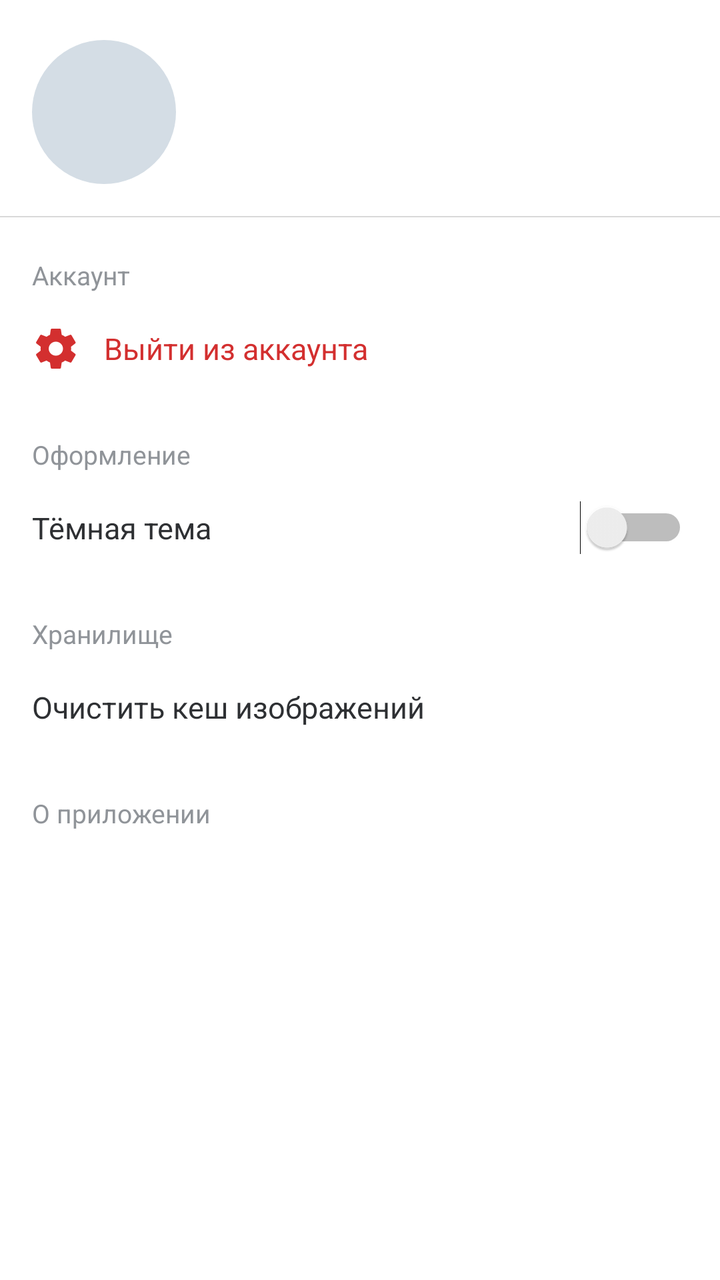
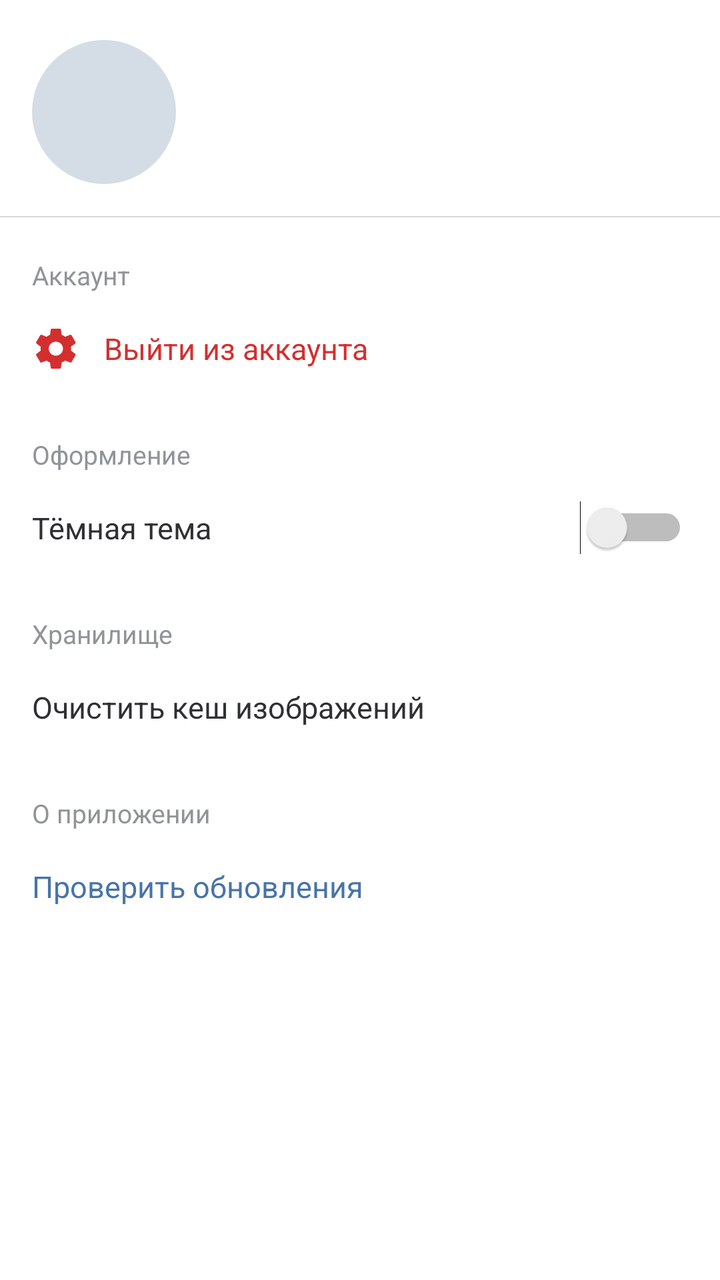

Screens rendered from an Android XML layout before and after an edit, with the pre-edit source and the edit as a unified diff.
<!-- AndroidManifest.xml: application theme Theme.VKTea -->
<!-- res/layout/fragment_settings.xml -->
﻿<?xml version="1.0" encoding="utf-8"?>
<ScrollView xmlns:android="http://schemas.android.com/apk/res/android"
    android:layout_width="match_parent"
    android:layout_height="match_parent"
    android:background="@color/bg_card">

    <LinearLayout
        android:layout_width="match_parent"
        android:layout_height="wrap_content"
        android:orientation="vertical">

        <LinearLayout
            android:id="@+id/settings_header"
            android:layout_width="match_parent"
            android:layout_height="wrap_content"
            android:gravity="center_vertical"
            android:orientation="horizontal"
            android:paddingLeft="16dp"
            android:paddingTop="20dp"
            android:paddingRight="16dp"
            android:paddingBottom="16dp">

            <ImageView
                android:id="@+id/settings_avatar"
                android:layout_width="72dp"
                android:layout_height="72dp"
                android:background="@drawable/bg_avatar"
                android:contentDescription="@null"
                android:scaleType="centerCrop" />

            <LinearLayout
                android:layout_width="0dp"
                android:layout_height="wrap_content"
                android:layout_marginLeft="16dp"
                android:layout_weight="1"
                android:orientation="vertical">

                <TextView
                    android:id="@+id/settings_name"
                    android:layout_width="match_parent"
                    android:layout_height="wrap_content"
                    android:ellipsize="end"
                    android:fontFamily="sans-serif-medium"
                    android:singleLine="true"
                    android:textColor="@color/almost_black"
                    android:textSize="16sp" />

                <TextView
                    android:id="@+id/settings_status"
                    android:layout_width="match_parent"
                    android:layout_height="wrap_content"
                    android:ellipsize="end"
                    android:singleLine="true"
                    android:textColor="@color/post_time"
                    android:textSize="14sp" />
            </LinearLayout>
        </LinearLayout>

        <View
            android:layout_width="match_parent"
            android:layout_height="0.5dp"
            android:background="#FFD9D9D9" />

        <TextView
            android:layout_width="match_parent"
            android:layout_height="wrap_content"
            android:paddingLeft="16dp"
            android:paddingTop="20dp"
            android:paddingRight="16dp"
            android:paddingBottom="4dp"
            android:text="@string/settings_account"
            android:textColor="@color/post_time"
            android:textSize="13sp" />

        <TextView
            android:id="@+id/settings_logout"
            android:layout_width="match_parent"
            android:layout_height="48dp"
            android:background="?attr/selectableItemBackground"
            android:drawableLeft="@drawable/ic_menu_settings"
            android:drawablePadding="12dp"
            android:drawableTint="#FFD32F2F"
            android:gravity="center_vertical"
            android:paddingLeft="16dp"
            android:paddingRight="16dp"
            android:text="@string/settings_logout"
            android:textColor="#FFD32F2F"
            android:textSize="15sp" />

        <TextView
            android:layout_width="match_parent"
            android:layout_height="wrap_content"
            android:paddingLeft="16dp"
            android:paddingTop="20dp"
            android:paddingRight="16dp"
            android:paddingBottom="4dp"
            android:text="@string/settings_appearance"
            android:textColor="@color/post_time"
            android:textSize="13sp" />

        <LinearLayout
            android:id="@+id/settings_dark_theme_row"
            android:layout_width="match_parent"
            android:layout_height="48dp"
            android:background="?attr/selectableItemBackground"
            android:gravity="center_vertical"
            android:orientation="horizontal"
            android:paddingLeft="16dp"
            android:paddingRight="16dp">

            <TextView
                android:layout_width="0dp"
                android:layout_height="wrap_content"
                android:layout_weight="1"
                android:text="@string/settings_dark_theme"
                android:textColor="@color/almost_black"
                android:textSize="15sp" />

            <Switch
                android:id="@+id/settings_dark_theme_switch"
                android:layout_width="wrap_content"
                android:layout_height="wrap_content" />
        </LinearLayout>

        <TextView
            android:layout_width="match_parent"
            android:layout_height="wrap_content"
            android:paddingLeft="16dp"
            android:paddingTop="20dp"
            android:paddingRight="16dp"
            android:paddingBottom="4dp"
            android:text="@string/settings_storage"
            android:textColor="@color/post_time"
            android:textSize="13sp" />

        <TextView
            android:id="@+id/settings_clear_cache"
            android:layout_width="match_parent"
            android:layout_height="48dp"
            android:background="?attr/selectableItemBackground"
            android:gravity="center_vertical"
            android:paddingLeft="16dp"
            android:paddingRight="16dp"
            android:text="@string/settings_clear_cache"
            android:textColor="@color/almost_black"
            android:textSize="15sp" />

        <TextView
            android:layout_width="match_parent"
            android:layout_height="wrap_content"
            android:paddingLeft="16dp"
            android:paddingTop="20dp"
            android:paddingRight="16dp"
            android:paddingBottom="4dp"
            android:text="@string/settings_about"
            android:textColor="@color/post_time"
            android:textSize="13sp" />

        <TextView
            android:id="@+id/settings_version"
            android:layout_width="match_parent"
            android:layout_height="48dp"
            android:gravity="center_vertical"
            android:paddingLeft="16dp"
            android:paddingRight="16dp"
            android:textColor="@color/post_time"
            android:textSize="15sp" />

        <Space
            android:layout_width="match_parent"
            android:layout_height="32dp" />
    </LinearLayout>
</ScrollView>
<!-- resources referenced by this layout -->
<resources>
  <color name="almost_black">#FF2E3033</color>
  <color name="bg_card">#FFFFFFFF</color>
  <color name="post_time">#FF909499</color>
  <!-- drawable bg_avatar (drawable) -->
  <?xml version="1.0" encoding="utf-8"?>
  <shape xmlns:android="http://schemas.android.com/apk/res/android"
      android:shape="oval">
      <solid android:color="@color/avatar_placeholder" />
  </shape>
  <!-- drawable ic_menu_settings: png bitmap (drawable-hdpi, 643 bytes) -->
  <string name="settings_about">О приложении</string>
  <string name="settings_account">Аккаунт</string>
  <string name="settings_appearance">Оформление</string>
  <string name="settings_clear_cache">Очистить кеш изображений</string>
  <string name="settings_dark_theme">Тёмная тема</string>
  <string name="settings_logout">Выйти из аккаунта</string>
  <string name="settings_storage">Хранилище</string>
  <style name="Theme.VKTea" parent="Theme.Material3.DayNight.NoActionBar">
          <item name="colorPrimary">@color/vk_blue</item>
          <item name="colorPrimaryDark">@color/vk_blue</item>
          <item name="android:statusBarColor">@color/vk_blue</item>
          <item name="android:windowLightStatusBar">false</item>
      </style>
  <color name="avatar_placeholder">#FFD4DDE5</color>
  <color name="vk_blue">#FF5181B8</color>
</resources>

<!-- the commit's change to res/layout/fragment_settings.xml (unified diff, before → after) -->
@@ -157,6 +157,18 @@
             android:textSize="13sp" />
 
         <TextView
+            android:id="@+id/settings_check_updates"
+            android:layout_width="match_parent"
+            android:layout_height="48dp"
+            android:background="?attr/selectableItemBackground"
+            android:gravity="center_vertical"
+            android:paddingLeft="16dp"
+            android:paddingRight="16dp"
+            android:text="@string/update_check"
+            android:textColor="@color/post_name"
+            android:textSize="15sp" />
+
+        <TextView
             android:id="@+id/settings_version"
             android:layout_width="match_parent"
             android:layout_height="48dp"
<!-- resource entries referenced after the edit -->
@@ -2,6 +2,7 @@
 <resources>
   <color name="almost_black">#FF2E3033</color>
   <color name="bg_card">#FFFFFFFF</color>
+  <color name="post_name">#FF4774A8</color>
   <color name="post_time">#FF909499</color>
   <!-- drawable bg_avatar (drawable) -->
   <?xml version="1.0" encoding="utf-8"?>
@@ -17,6 +18,7 @@
   <string name="settings_dark_theme">Тёмная тема</string>
   <string name="settings_logout">Выйти из аккаунта</string>
   <string name="settings_storage">Хранилище</string>
+  <string name="update_check">Проверить обновления</string>
   <style name="Theme.VKTea" parent="Theme.Material3.DayNight.NoActionBar">
           <item name="colorPrimary">@color/vk_blue</item>
           <item name="colorPrimaryDark">@color/vk_blue</item>
